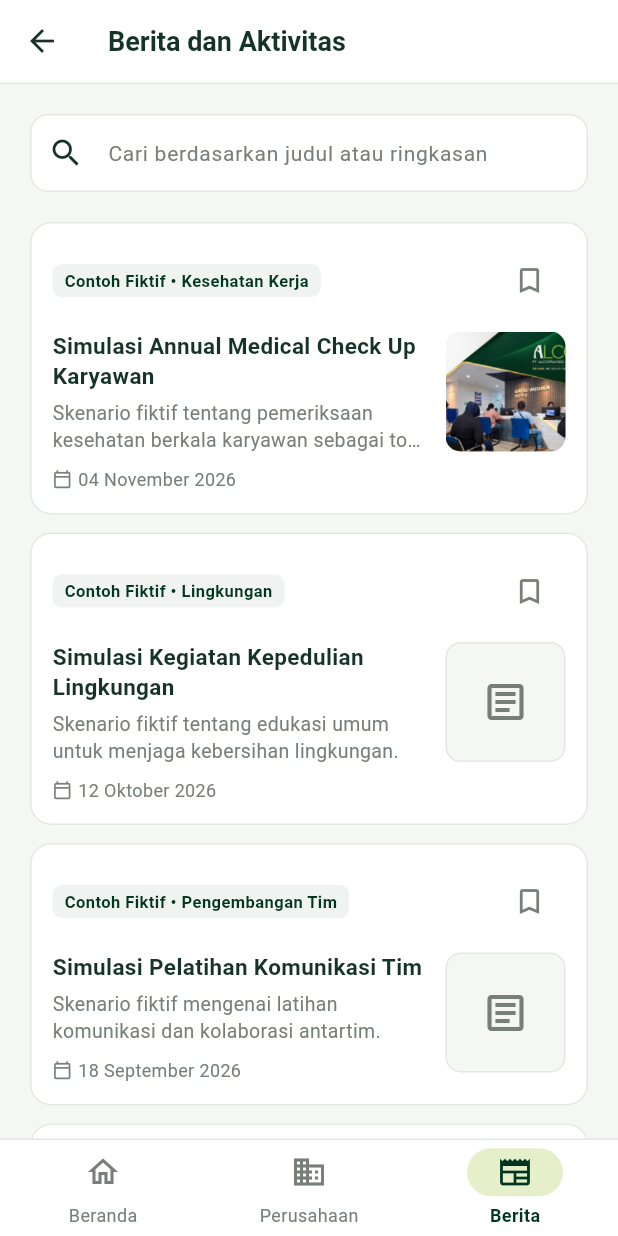
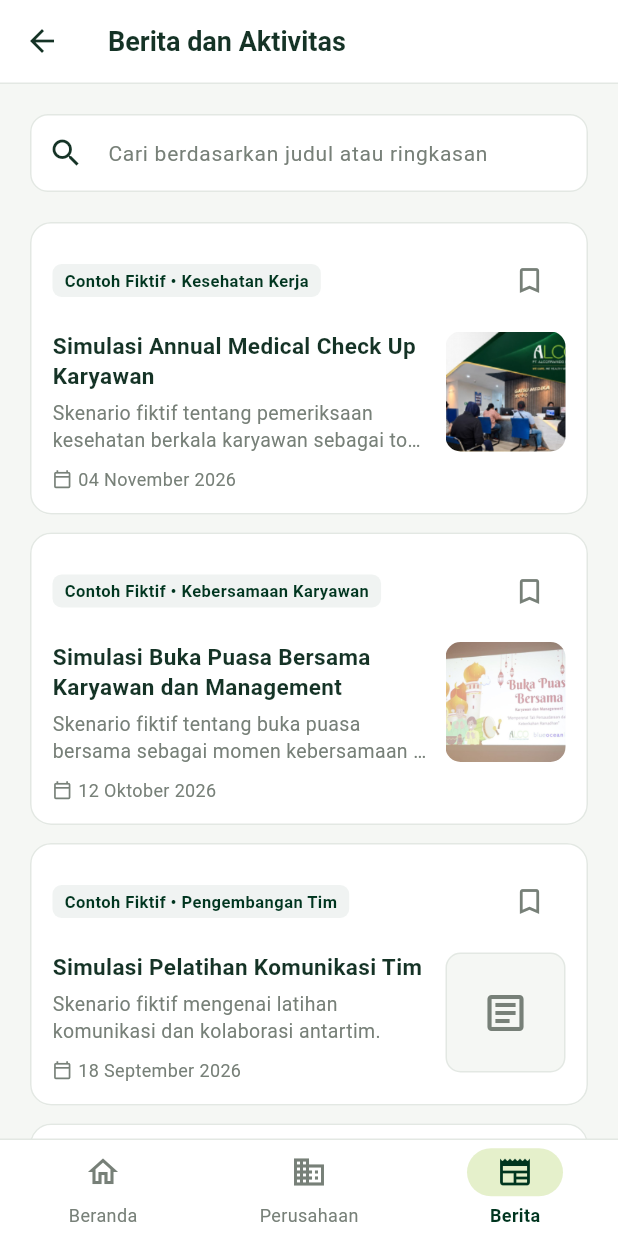
Before and after one commit to ivanmahendraa/alco_company_profile, a Flutter app: the NewsScreen screen opened by its route, on a phone screen of 412 x 824 dp. Run offline on Flutter 3.47's test engine with Material 3 defaults, Android fonts, the phone set to English and light mode, and no system bars; our stand-ins replace flutter_svg.

Commit message:
feat: add buka puasa news sample

```diff
--- a/lib/data/news_data.dart
+++ b/lib/data/news_data.dart
@@ -21,14 +21,19 @@ const List<NewsItem> newsItems = <NewsItem>[
   ),
   NewsItem(
     id: 'sample-activity-002',
-    title: 'Simulasi Kegiatan Kepedulian Lingkungan',
-    category: 'Contoh Fiktif • Lingkungan',
+    title: 'Simulasi Buka Puasa Bersama Karyawan dan Management',
+    category: 'Contoh Fiktif • Kebersamaan Karyawan',
     date: '12 Oktober 2026',
-    summary: 'Skenario fiktif tentang edukasi umum untuk menjaga kebersihan lingkungan.',
+    summary:
+        'Skenario fiktif tentang buka puasa bersama sebagai momen kebersamaan '
+        'karyawan dan management.',
     content:
-        'Contoh fiktif ini memuat gambaran edukasi umum tentang kebersihan '
-        'dan kepedulian lingkungan. Konten ini bukan laporan kegiatan '
-        'perusahaan yang telah diverifikasi.',
+        'Contoh fiktif ini menggambarkan kegiatan buka puasa bersama karyawan '
+        'dan management sebagai momen kebersamaan. Gambar digunakan sebagai '
+        'ilustrasi untuk contoh aplikasi. Konten ini bukan laporan kegiatan '
+        'yang telah diverifikasi dan tidak menyatakan bahwa acara tersebut '
+        'benar-benar diselenggarakan oleh PT. Alcotraindo Batam.',
+    imageAsset: 'assets/images/news/news_002.jpg',
   ),
   NewsItem(
     id: 'sample-activity-003',
--- a/pubspec.yaml
+++ b/pubspec.yaml
@@ -26,3 +26,4 @@ flutter:
   assets:
     - assets/images/
     - assets/images/news/news_001.jpg
+    - assets/images/news/news_002.jpg
```
Also changed, not shown: assets/images/news/news_002.jpg (added), 3 other files.
